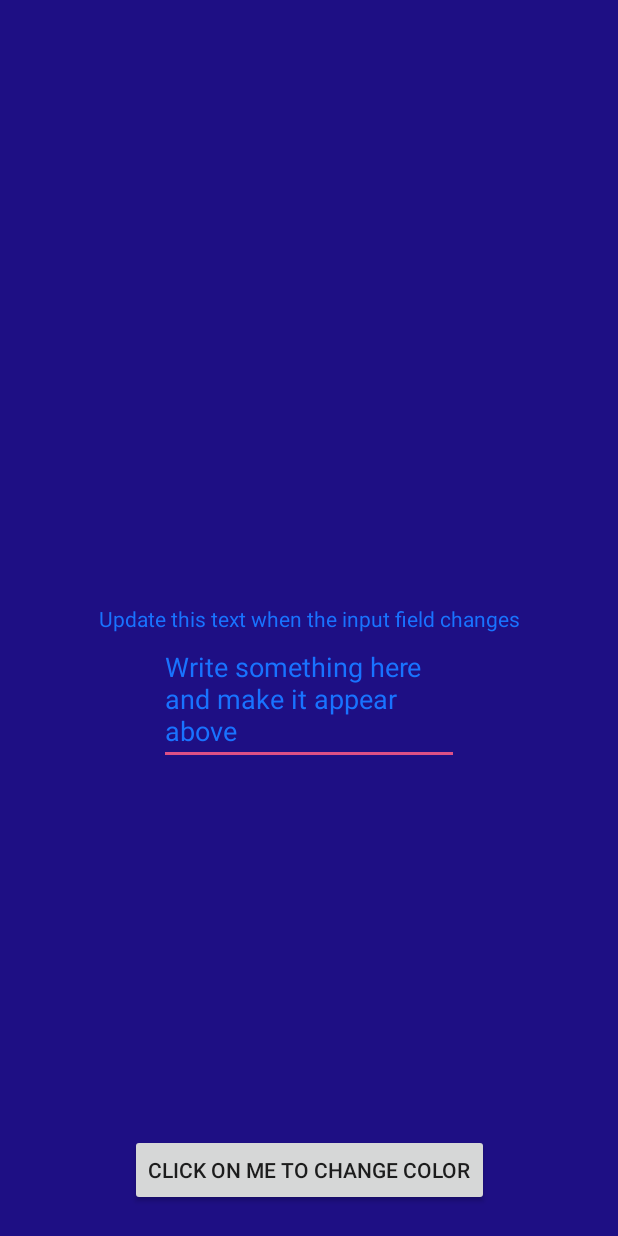
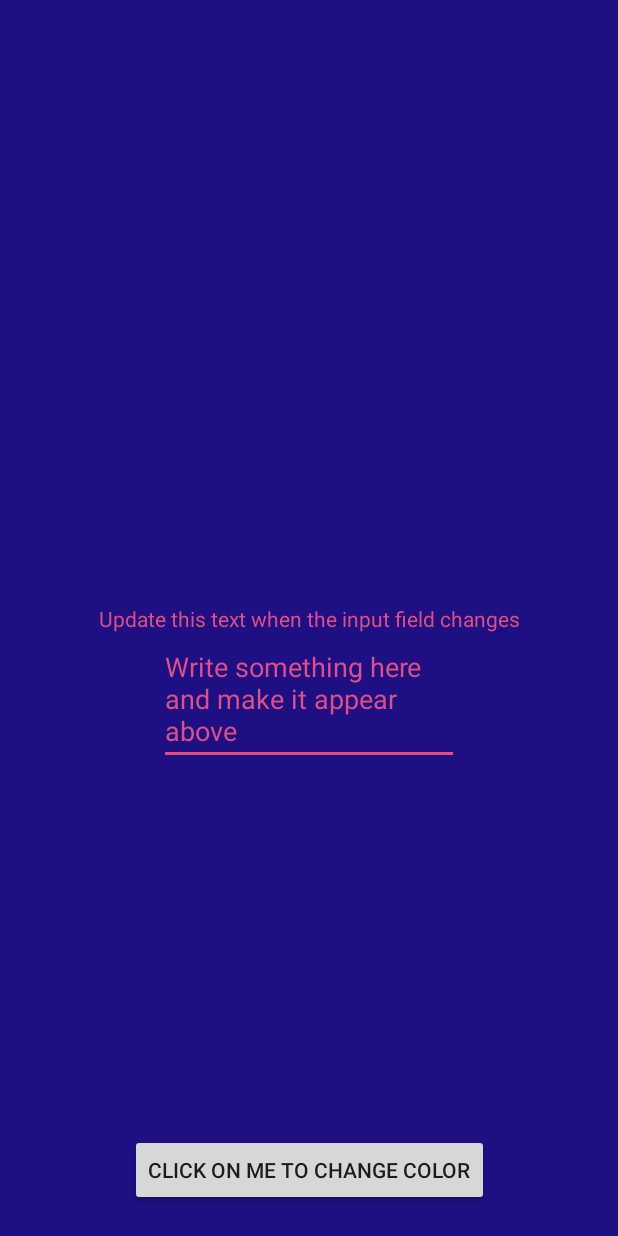
Before and after one commit to hhalse/techday2018-public, an Android app: the TaskViewBindingActivity screen opened directly, with no data from a screen before it, on a phone screen of 412 x 824 dp. Run offline under Robolectric (Android 15) with nearby library versions, the phone set to English and light mode, and no system bars.

Commit message:
Changed color

```diff
--- a/app/src/main/res/layout/activity_task2_databinding.xml
+++ b/app/src/main/res/layout/activity_task2_databinding.xml
@@ -19,7 +19,7 @@
             app:layout_constraintBottom_toBottomOf="parent"
             app:layout_constraintLeft_toLeftOf="parent"
             app:layout_constraintRight_toRightOf="parent"
-            android:textColor="@color/colorPrimary"
+            android:textColor="@color/colorAccent"
             android:text="Update this text when the input field changes"/>
 
     <EditText
@@ -27,7 +27,7 @@
             android:layout_width="200dp"
             android:layout_height="wrap_content"
             android:text="Write something here and make it appear above"
-            android:textColor="@color/colorPrimary"
+            android:textColor="@color/colorAccent"
             app:layout_constraintTop_toBottomOf="@id/textView"
             app:layout_constraintLeft_toLeftOf="parent"
             app:layout_constraintRight_toRightOf="parent"
```
